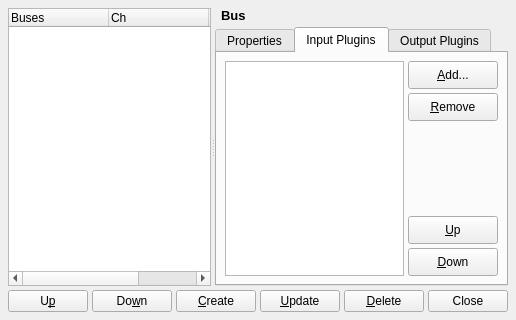
The window that src/qtractorBusForm.ui (rncbc/qtractor) describes before a commit, drawn with Qt 5.
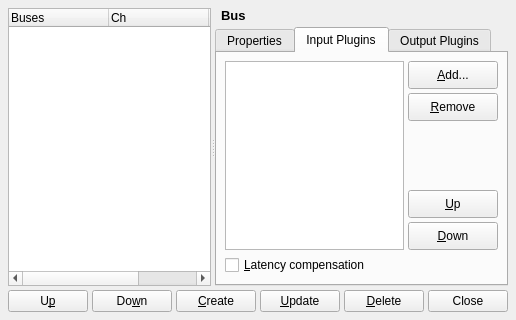
The same window after the commit. The open tabs and pages were chosen to show the change. Icons and pictures are not drawn. Custom widgets are drawn as their Qt base class.

Commit message: - Plugin latency/delay compensation is now opted in to audio buses   (cf. View/Buses... /Input, Output Plugins/Latency compensation).   (HIGHLY EXPERIMENTAL)

```diff
--- a/src/qtractorBusForm.ui
+++ b/src/qtractorBusForm.ui
@@ -327,8 +327,8 @@
           <attribute name="title">
            <string>Input Plugins</string>
           </attribute>
-          <layout class="QHBoxLayout">
-           <item>
+          <layout class="QGridLayout">
+           <item row="0" column="0" colspan="2">
             <widget class="qtractorPluginListView" name="InputPluginListView">
              <property name="focusPolicy">
               <enum>Qt::WheelFocus</enum>
@@ -338,7 +338,7 @@
              </property>
             </widget>
            </item>
-           <item>
+           <item row="0" column="2">
             <layout class="QVBoxLayout">
              <item>
               <widget class="QToolButton" name="AddInputPluginToolButton">
@@ -443,6 +443,55 @@
              </item>
             </layout>
            </item>
+           <item row="1" column="0" colspan="2">
+            <widget class="QCheckBox" name="InputPluginListLatencyCheckBox">
+             <property name="toolTip">
+              <string>Whether to enable plugin latency/delay compensation</string>
+             </property>
+             <property name="text">
+              <string>&amp;Latency compensation</string>
+             </property>
+            </widget>
+           </item>
+           <item row="1" column="2">
+            <layout class="QHBoxLayout">
+             <property name="spacing">
+              <number>0</number>
+             </property>
+             <property name="margin">
+              <number>0</number>
+             </property>
+             <item>
+              <spacer>
+               <property name="orientation">
+                <enum>Qt::Horizontal</enum>
+               </property>
+               <property name="sizeType">
+                <enum>QSizePolicy::Expanding</enum>
+               </property>
+               <property name="sizeHint">
+                <size>
+                 <width>8</width>
+                 <height>8</height>
+                </size>
+               </property>
+              </spacer>
+             </item>
+             <item>
+              <widget class="QPushButton" name="InputPluginListLatencyPushButton">
+               <property name="toolTip">
+                <string>Current total input latency</string>
+               </property>
+               <property name="text">
+                <string/>
+               </property>
+               <property name="flat">
+                <bool>true</bool>
+               </property>
+              </widget>
+             </item>
+            </layout>
+           </item>
           </layout>
          </widget>
          <widget class="QWidget" name="OutputPluginsTab">
```
Left out of the diff: 2 changed lines with no effect on the pictures. The commit also changes 8 other files.
